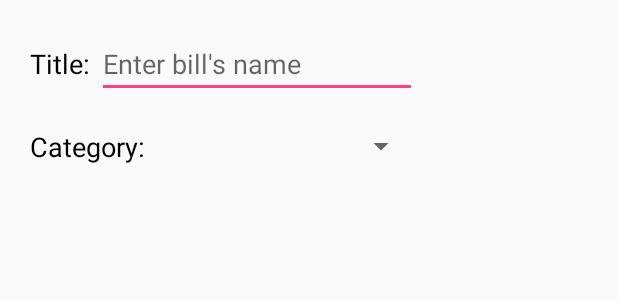
After one commit to GrossGhost/RecepiesProject, an Android app: the layout add_receipt_dialog.xml on its own in the app's theme, with its tools: preview values and no code run, on a phone screen of 412 x 824 dp. The commit adds this screen. Shown: the top 300 px of the screen. Run offline under Robolectric (Android 15) with nearby library versions, the phone set to English and light mode, and no system bars.

Commit message:
- small adding

```diff
--- a/Projects/RecepiesProject/app/src/main/java/com/receiptsproject/fragments/CategoriesDialogFragment.java
+++ b/Projects/RecepiesProject/app/src/main/java/com/receiptsproject/dialogs/CategoriesDialogFragment.java
@@ -1,4 +1,4 @@
-package com.receiptsproject.fragments;
+package com.receiptsproject.dialogs;
 
 import android.os.Bundle;
 import android.support.annotation.Nullable;
--- a/Projects/RecepiesProject/app/src/main/java/com/receiptsproject/fragments/CategoriesFragment.java
+++ b/Projects/RecepiesProject/app/src/main/java/com/receiptsproject/fragments/CategoriesFragment.java
@@ -12,6 +12,7 @@ import android.view.ViewGroup;
 
 import com.receiptsproject.R;
 import com.receiptsproject.adapters.CategoriesAdapter;
+import com.receiptsproject.dialogs.CategoriesDialogFragment;
 import com.receiptsproject.objects.CategoriesData;
 
 import io.realm.Realm;
--- a/Projects/RecepiesProject/app/src/main/java/com/receiptsproject/fragments/ReceiptsFragment.java
+++ b/Projects/RecepiesProject/app/src/main/java/com/receiptsproject/fragments/ReceiptsFragment.java
@@ -59,7 +59,7 @@ public class ReceiptsFragment extends Fragment {
     }
 
     private void addReceipt(Context context){
-
+        //todo File write
     }
 
     @Override
--- a/Projects/RecepiesProject/app/src/main/java/com/receiptsproject/util/Consts.java
+++ b/Projects/RecepiesProject/app/src/main/java/com/receiptsproject/util/Consts.java
@@ -12,4 +12,7 @@ public class Consts {
     public static final String SET = "Set password";
     public static final String CHANGE = "Change password";
     public static final String DELETE = "Delete password";
+
+    //For writing files
+    public static final String FILE_NAME = "AwesomeFile";
 }
--- /dev/null
+++ b/Projects/RecepiesProject/app/src/main/res/layout/add_receipt_dialog.xml
@@ -0,0 +1,55 @@
+<?xml version="1.0" encoding="utf-8"?>
+<LinearLayout xmlns:android="http://schemas.android.com/apk/res/android"
+    android:layout_width="wrap_content"
+    android:layout_height="wrap_content"
+    android:layout_margin="10dp"
+    android:orientation="vertical">
+
+    <LinearLayout
+        android:layout_width="wrap_content"
+        android:layout_height="wrap_content"
+        android:layout_margin="10dp"
+        android:orientation="horizontal">
+
+        <TextView
+            android:id="@+id/textView3"
+            android:layout_width="wrap_content"
+            android:layout_height="wrap_content"
+            android:layout_weight="1"
+            android:text="Title: "
+            android:textColor="#000000"
+            android:textSize="18sp" />
+
+        <EditText
+            android:id="@+id/title_dialog"
+            android:layout_width="wrap_content"
+            android:layout_height="wrap_content"
+            android:layout_weight="1"
+            android:ems="10"
+            android:hint="Enter bill's name"
+            android:inputType="textPersonName" />
+    </LinearLayout>
+
+    <LinearLayout
+        android:layout_width="match_parent"
+        android:layout_height="match_parent"
+        android:layout_margin="10dp"
+        android:orientation="horizontal">
+
+        <TextView
+            android:id="@+id/textView4"
+            android:layout_width="wrap_content"
+            android:layout_height="match_parent"
+            android:text="Category:"
+            android:textColor="#000000"
+            android:textSize="18sp" />
+
+        <Spinner
+            android:id="@+id/categories"
+            android:layout_width="wrap_content"
+            android:layout_height="match_parent"
+            android:layout_marginLeft="10dp"
+            android:layout_weight="1" />
+    </LinearLayout>
+
+</LinearLayout>
```
Also changed, not shown: Projects/RecepiesProject/app/src/main/java/com/receiptsproject/dialogs/AddReceiptDialog.java (added, +49 -0 lines).
